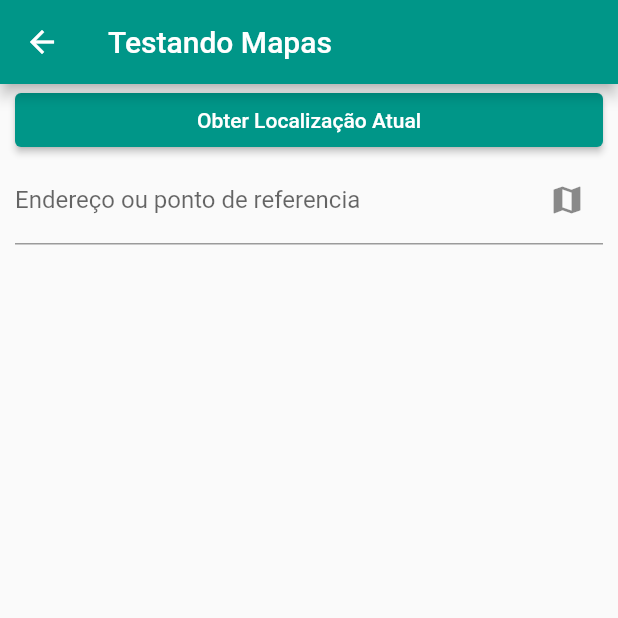
After one commit to oPatussi/Pontos_Turisticos, a Flutter app: the MapsPage screen opened directly, after a tap on "Obter Localização Atual", on a phone screen of 412 x 824 dp, the top half of it. The commit adds this screen. Run offline on Flutter 3.47's test engine with Material 2 defaults, Android fonts, the phone set to English and light mode, and no system bars; our stand-ins replace geolocator, shared_preferences, sqflite; missing offline and left inert: maps_launcher; accounts and stored records are empty.

Commit message:
Presença aula 09/05

```diff
--- /dev/null
+++ b/lib/pages/maps_home.dart
@@ -0,0 +1,145 @@
+import 'dart:async';
+import 'package:flutter/cupertino.dart';
+import 'package:flutter/material.dart';
+import 'package:geolocator/geolocator.dart';
+import 'package:maps_launcher/maps_launcher.dart';
+class MapsPage extends StatefulWidget{
+  MapsPage({Key? key}) : super(key: key);
+
+  MapsPageState createState() => MapsPageState();
+}
+
+class MapsPageState extends State<MapsPage>{
+  Position? localizacaoAtual;
+  final _controller = TextEditingController();
+
+  String get _textoLocalizacao => localizacaoAtual == null ? '' :
+  'Latitude: ${localizacaoAtual!.latitude}   |   Longitude: ${localizacaoAtual!.longitude}';
+
+  Widget build (BuildContext){
+    return Scaffold(
+      appBar: AppBar(title: Text('Testando Mapas')),
+      body: _criarBody(),
+    );
+  }
+
+  Widget _criarBody() => ListView(
+    children: [
+      Padding(
+        padding: EdgeInsets.symmetric(horizontal: 10),
+        child: ElevatedButton(
+          child: Text('Obter Localização Atual'),
+          onPressed: obterLocalizacaoAtual,
+        ),
+      ),
+      if(localizacaoAtual != null)
+        Padding(
+          padding: EdgeInsets.symmetric(horizontal: 10),
+          child: Row(
+            children: [
+              Expanded(
+                child: Text(_textoLocalizacao),
+              ),
+              ElevatedButton(
+                  onPressed: abrirCoordenadasNoMapaExterno,
+                  child: Icon(Icons.map)
+              ),
+            ],
+          ),
+        ),
+      Padding(
+        padding: EdgeInsets.symmetric(horizontal: 10),
+        child: TextField(
+          controller: _controller,
+          decoration: InputDecoration(
+              labelText: 'Endereço ou ponto de referencia',
+              suffixIcon: IconButton(
+                icon: Icon(Icons.map),
+                tooltip: 'Abrir no mapa',
+                onPressed: abrirMapaExterno,
+              )
+          ),
+        ),
+      )
+    ],
+  );
+
+  void obterLocalizacaoAtual() async {
+    bool servicoHabilitado = await servicoMapHabilitado();
+    if(!servicoHabilitado){
+      return;
+    }
+    bool permissoesPermitidas = await permissoesMapPermitidas();
+    if(!permissoesPermitidas){
+      return;
+    }
+    localizacaoAtual = await Geolocator.getCurrentPosition();
+    setState(() {
+    });
+  }
+
+  void abrirMapaExterno(){
+    if(_controller.text.trim().isEmpty){
+      return;
+    }
+    MapsLauncher.launchQuery(_controller.text);
+  }
+
+  void abrirCoordenadasNoMapaExterno(){
+    if(localizacaoAtual == null){
+      return;
+    }
+    MapsLauncher.launchCoordinates(localizacaoAtual!.latitude, localizacaoAtual!.longitude);
+  }
+
+
+  Future<bool> servicoMapHabilitado() async {
+    bool servicoHabilotado = await Geolocator.isLocationServiceEnabled();
+    if(!servicoHabilotado){
+      await _mostrarMensagemDialog('Para utilizar esse recurso, você deverá habilitar o serviço de localização '
+          'no dispositivo');
+      Geolocator.openLocationSettings();
+      return false;
+    }
+    return true;
+  }
+
+  Future<bool> permissoesMapPermitidas() async {
+    LocationPermission permissao = await Geolocator.checkPermission();
+    if(permissao == LocationPermission.denied){
+      permissao = await Geolocator.requestPermission();
+      if(permissao == LocationPermission.denied){
+        mostrarMapMensagem('Não será possível utilizar o recusro por falta de permissão');
+        return false;
+      }
+    }
+    if(permissao == LocationPermission.deniedForever){
+      await _mostrarMensagemDialog(
+          'Para utilizar esse recurso, você deverá acessar as configurações '
+              'do appe permitir a utilização do serviço de localização');
+      Geolocator.openAppSettings();
+      return false;
+    }
+    return true;
+  }
+
+  void mostrarMapMensagem(String mensagem){
+    ScaffoldMessenger.of(context).showSnackBar(SnackBar(content: Text(mensagem)));
+  }
+
+  Future<void> _mostrarMensagemDialog(String mensagem) async{
+    await showDialog(
+      context: context,
+      builder: (_) => AlertDialog(
+        title: Text('Atenção'),
+        content: Text(mensagem),
+        actions: [
+          TextButton(
+            onPressed: () => Navigator.of(context).pop(),
+            child: Text('OK'),
+          ),
+        ],
+      ),
+    );
+  }
+}
--- a/pubspec.yaml
+++ b/pubspec.yaml
@@ -38,6 +38,8 @@ dependencies:
   intl: ^0.18.0
   shared_preferences: ^2.0.20
   sqflite: ^2.2.6
+  maps_launcher: ^2.2.0
+  geolocator: ^9.0.2
 
 dev_dependencies:
   flutter_test:
```
Also changed, not shown: lib/model/ponto.dart (+14 -3 lines), lib/pages/lista_pontos_page.dart (+67 -0 lines), lib/widgets/conteudo_form_dialog.dart (+8 -1 lines), pubspec.lock.
